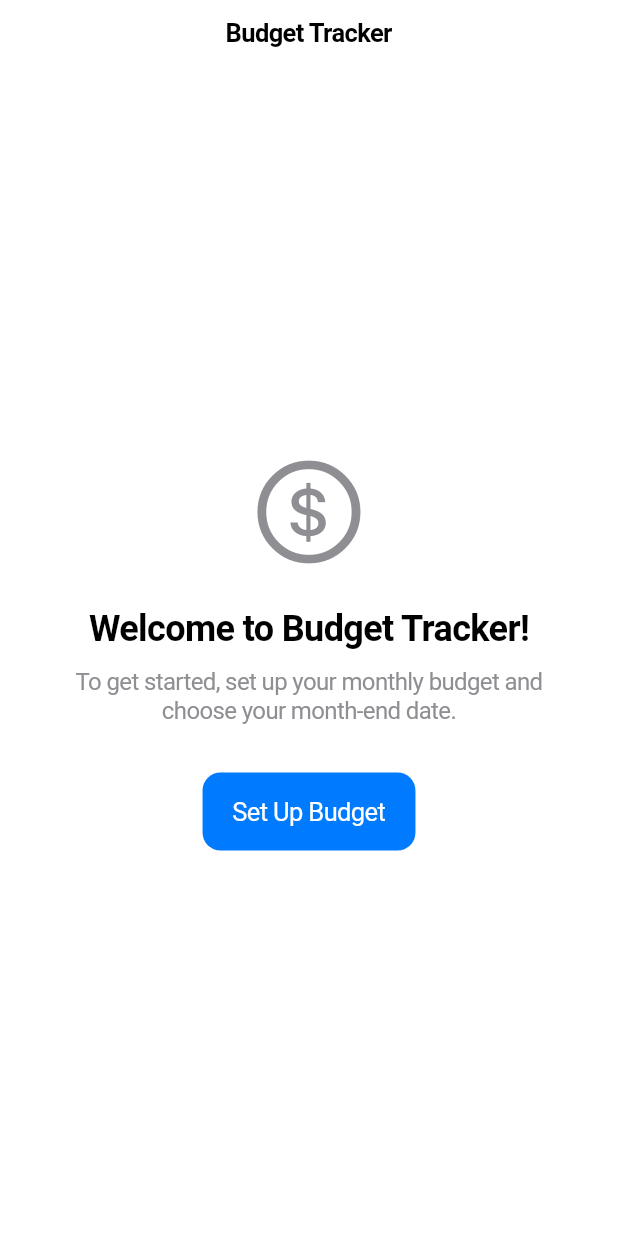
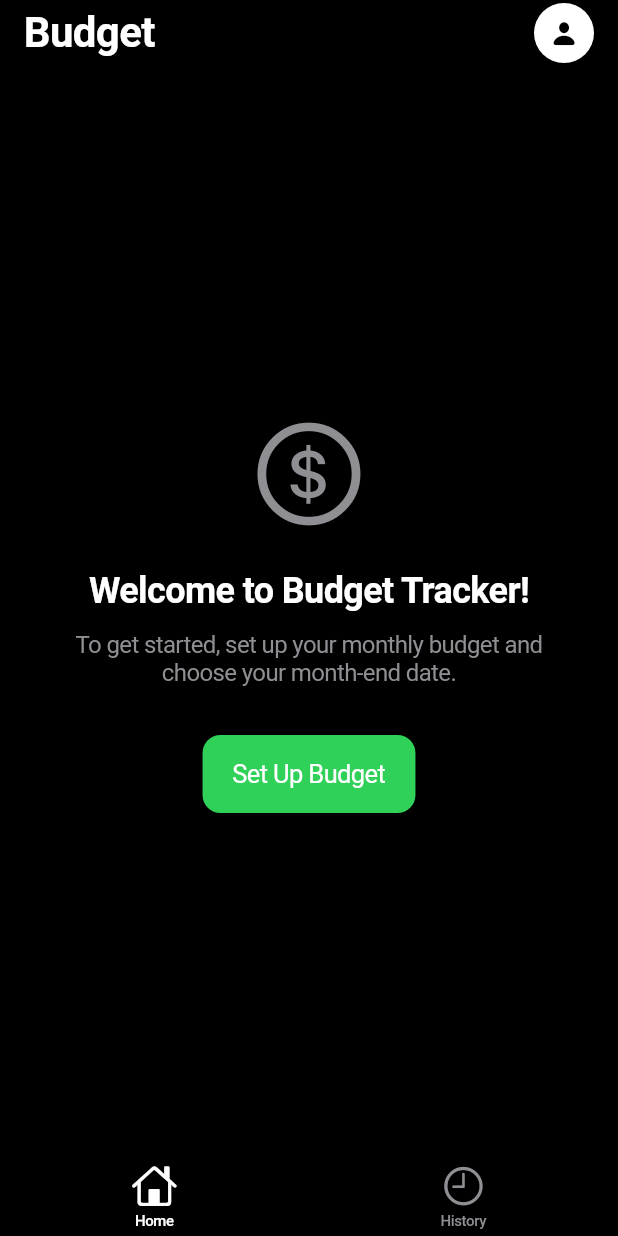
Before and after one commit to KonnoHaruto/ocr_budget_app, a Flutter app: the screen it shows after launch, on a phone screen of 412 x 824 dp. Run offline on Flutter 3.47's test engine with Material 3 defaults, Android fonts, the phone set to English and light mode, and no system bars; our stand-ins replace cloud_firestore, firebase_auth, firebase_core, flutter_riverpod, freezed_annotation, hive_flutter; accounts and stored records are empty.

```diff
--- a/lib/src/app.dart
+++ b/lib/src/app.dart
@@ -1,6 +1,6 @@
 import 'package:flutter/cupertino.dart';
 import 'package:flutter_riverpod/flutter_riverpod.dart';
-import 'features/budget/presentation/screens/home_screen.dart';
+import 'features/budget/presentation/screens/main_tab_screen.dart';
 import 'features/budget/presentation/controllers/category_controller.dart';
 
 class BudgetApp extends ConsumerStatefulWidget {
@@ -30,10 +30,15 @@ class _BudgetAppState extends ConsumerState<BudgetApp> {
     return CupertinoApp(
       title: 'OCR Budget App',
       theme: const CupertinoThemeData(
-        primaryColor: CupertinoColors.systemBlue,
-        brightness: Brightness.light,
+        primaryColor: CupertinoColors.systemGreen,
+        brightness: Brightness.dark,
+        scaffoldBackgroundColor: CupertinoColors.black,
+        barBackgroundColor: CupertinoColors.black,
+        textTheme: CupertinoTextThemeData(
+          primaryColor: CupertinoColors.white,
+        ),
       ),
-      home: const HomeScreen(),
+      home: const MainTabScreen(),
       debugShowCheckedModeBanner: false,
     );
   }
--- a/lib/src/features/budget/presentation/controllers/budget_controller.dart
+++ b/lib/src/features/budget/presentation/controllers/budget_controller.dart
@@ -78,11 +78,19 @@ final budgetControllerProvider = AsyncNotifierProvider<BudgetController, Budget?
 
 // Budget calculation provider
 final budgetCalculationProvider = FutureProvider<BudgetCalculation?>((ref) async {
+  try {
     final budget = await ref.watch(budgetControllerProvider.future);
-  if (budget == null) return null;
+    if (budget == null) {
+      print('DEBUG: Budget is null');
+      return null;
+    }
+
+    print('DEBUG: Budget found - monthlyBudget: ${budget.monthlyBudget}, monthEndDay: ${budget.monthEndDay}');
 
     final transactionRepository = await ref.watch(transactionRepositoryProvider.future);
     final transactions = await transactionRepository.getCurrentMonthTransactions();
+
+    print('DEBUG: Found ${transactions.length} transactions this month');
 
     final now = DateTime.now();
     final monthEndDate = DateTime(now.year, now.month, budget.monthEndDay);
@@ -95,11 +103,21 @@ final budgetCalculationProvider = FutureProvider<BudgetCalculation?>((ref) async
     final remainingBudget = budget.monthlyBudget - monthlySpent;
     final todaySpendable = remainingDays > 0 ? remainingBudget / remainingDays : 0.0;
 
-  return BudgetCalculation(
+    print('DEBUG: monthlySpent: $monthlySpent, remainingDays: $remainingDays, todaySpendable: $todaySpendable');
+
+    final calculation = BudgetCalculation(
       todaySpendable: todaySpendable,
       remainingDays: remainingDays,
       monthlySpent: monthlySpent,
       monthlyBudget: budget.monthlyBudget,
       monthEndDate: adjustedMonthEndDate,
     );
+
+    print('DEBUG: BudgetCalculation created successfully');
+    return calculation;
+  } catch (e, stackTrace) {
+    print('DEBUG: Error in budgetCalculationProvider: $e');
+    print('DEBUG: StackTrace: $stackTrace');
+    return null;
+  }
 });
--- a/lib/src/features/budget/presentation/screens/home_screen.dart
+++ b/lib/src/features/budget/presentation/screens/home_screen.dart
@@ -1,10 +1,9 @@
 import 'package:flutter/cupertino.dart';
 import 'package:flutter_riverpod/flutter_riverpod.dart';
 import '../controllers/budget_controller.dart';
-import '../controllers/transaction_controller.dart';
-import '../widgets/budget_card.dart';
-import '../widgets/quick_add_buttons.dart';
-import '../widgets/recent_transactions.dart';
+import '../widgets/circular_budget_display.dart';
+import '../widgets/dark_budget_card.dart';
+import '../widgets/dark_quick_add_buttons.dart';
 import 'budget_setup_screen.dart';
 
 class HomeScreen extends ConsumerWidget {
@@ -14,12 +13,33 @@ class HomeScreen extends ConsumerWidget {
   Widget build(BuildContext context, WidgetRef ref) {
     final budgetState = ref.watch(budgetControllerProvider);
     final budgetCalculation = ref.watch(budgetCalculationProvider);
-    final transactionsState = ref.watch(currentMonthTransactionsProvider);
 
     return CupertinoPageScaffold(
-      navigationBar: const CupertinoNavigationBar(
-        middle: Text('Budget Tracker'),
-        backgroundColor: CupertinoColors.systemBackground,
+      backgroundColor: CupertinoColors.black,
+      navigationBar: CupertinoNavigationBar(
+        backgroundColor: CupertinoColors.black,
+        border: null,
+        leading: const Text(
+          'Budget',
+          style: TextStyle(
+            fontSize: 28,
+            fontWeight: FontWeight.w700,
+            color: CupertinoColors.white,
+          ),
+        ),
+        trailing: Container(
+          width: 40,
+          height: 40,
+          decoration: const BoxDecoration(
+            color: CupertinoColors.white,
+            shape: BoxShape.circle,
+          ),
+          child: const Icon(
+            CupertinoIcons.person_fill,
+            color: CupertinoColors.black,
+            size: 20,
+          ),
+        ),
       ),
       child: SafeArea(
         child: budgetState.when(
@@ -29,50 +49,73 @@ class HomeScreen extends ConsumerWidget {
             }
 
             return SingleChildScrollView(
-              padding: const EdgeInsets.all(16),
+              padding: const EdgeInsets.symmetric(horizontal: 20),
               child: Column(
-                crossAxisAlignment: CrossAxisAlignment.start,
                 children: [
-                  // Budget overview card
+                  const SizedBox(height: 40),
+
+                  // Circular budget display
+                  budgetCalculation.when(
+                    data: (calculation) => CircularBudgetDisplay(
+                      calculation: calculation,
+                    ),
+                    loading: () => const CupertinoActivityIndicator(
+                      color: CupertinoColors.white,
+                    ),
+                    error: (error, stack) => const CircularBudgetDisplay(
+                      calculation: null,
+                    ),
+                  ),
+
+                  const SizedBox(height: 40),
+
+                  // Monthly overview card
                   budgetCalculation.when(
                     data: (calculation) => calculation != null
-                        ? BudgetCard(calculation: calculation)
+                        ? DarkBudgetCard(calculation: calculation)
                         : const SizedBox.shrink(),
-                    loading: () => const CupertinoActivityIndicator(),
-                    error: (error, stack) => Text('Error: $error'),
+                    loading: () => const CupertinoActivityIndicator(
+                      color: CupertinoColors.white,
+                    ),
+                    error: (error, stack) {
+                      print('DEBUG: Error in budgetCalculation: $error');
+                      return Container(
+                        padding: const EdgeInsets.all(20),
+                        decoration: BoxDecoration(
+                          color: const Color(0xFF1C1C1E),
+                          borderRadius: BorderRadius.circular(16),
+                        ),
+                        child: Center(
+                          child: Text(
+                            'エラーが発生しました: $error',
+                            style: const TextStyle(
+                              color: CupertinoColors.systemRed,
+                              fontSize: 16,
+                            ),
+                          ),
+                        ),
+                      );
+                    },
                   ),
 
-                  const SizedBox(height: 24),
+                  const SizedBox(height: 40),
 
                   // Quick add buttons
-                  const QuickAddButtons(),
+                  const DarkQuickAddButtons(),
 
-                  const SizedBox(height: 24),
-
-                  // Recent transactions
-                  const Text(
-                    'Recent Transactions',
-                    style: TextStyle(
-                      fontSize: 20,
-                      fontWeight: FontWeight.w600,
-                    ),
-                  ),
-                  const SizedBox(height: 12),
-
-                  transactionsState.when(
-                    data: (transactions) => RecentTransactions(
-                      transactions: transactions.take(5).toList(),
-                    ),
-                    loading: () => const CupertinoActivityIndicator(),
-                    error: (error, stack) => Text('Error loading transactions: $error'),
-                  ),
+                  const SizedBox(height: 40),
                 ],
               ),
             );
           },
-          loading: () => const Center(child: CupertinoActivityIndicator()),
+          loading: () => const Center(
+            child: CupertinoActivityIndicator(color: CupertinoColors.white),
+          ),
           error: (error, stack) => Center(
-            child: Text('Error: $error'),
+            child: Text(
+              'Error: $error',
+              style: const TextStyle(color: CupertinoColors.systemRed),
+            ),
           ),
         ),
       ),
@@ -102,6 +145,7 @@ class _NoBudgetSetup extends ConsumerWidget {
               style: TextStyle(
                 fontSize: 24,
                 fontWeight: FontWeight.w600,
+                color: CupertinoColors.white,
               ),
               textAlign: TextAlign.center,
             ),
--- /dev/null
+++ b/lib/src/features/budget/presentation/screens/main_tab_screen.dart
@@ -0,0 +1,39 @@
+import 'package:flutter/cupertino.dart';
+import 'home_screen.dart';
+import 'history_screen.dart';
+
+class MainTabScreen extends StatelessWidget {
+  const MainTabScreen({super.key});
+
+  @override
+  Widget build(BuildContext context) {
+    return CupertinoTabScaffold(
+      backgroundColor: CupertinoColors.black,
+      tabBar: CupertinoTabBar(
+        backgroundColor: CupertinoColors.black,
+        activeColor: CupertinoColors.white,
+        inactiveColor: CupertinoColors.systemGrey,
+        items: const [
+          BottomNavigationBarItem(
+            icon: Icon(CupertinoIcons.house),
+            label: 'Home',
+          ),
+          BottomNavigationBarItem(
+            icon: Icon(CupertinoIcons.clock),
+            label: 'History',
+          ),
+        ],
+      ),
+      tabBuilder: (context, index) {
+        switch (index) {
+          case 0:
+            return const HomeScreen();
+          case 1:
+            return const HistoryScreen();
+          default:
+            return const HomeScreen();
+        }
+      },
+    );
+  }
+}
--- a/lib/src/features/budget/presentation/widgets/recent_transactions.dart
+++ b/lib/src/features/budget/presentation/widgets/recent_transactions.dart
@@ -16,7 +16,7 @@ class RecentTransactions extends StatelessWidget {
       return Container(
         padding: const EdgeInsets.all(32),
         decoration: BoxDecoration(
-          color: CupertinoColors.systemGrey6,
+          color: const Color(0xFF1C1C1E),
           borderRadius: BorderRadius.circular(12),
         ),
         child: const Center(
@@ -114,6 +114,7 @@ class _TransactionTile extends StatelessWidget {
                   style: const TextStyle(
                     fontSize: 16,
                     fontWeight: FontWeight.w600,
+                    color: CupertinoColors.white,
                   ),
                   maxLines: 1,
                   overflow: TextOverflow.ellipsis,
```
Also changed, not shown: lib/src/features/budget/data/repositories/transaction_repository_impl.dart (+14 -4 lines), lib/src/features/budget/presentation/screens/history_screen.dart (added, +63 -0 lines), lib/src/features/budget/presentation/widgets/circular_budget_display.dart (added, +150 -0 lines), lib/src/features/budget/presentation/widgets/dark_budget_card.dart (added, +105 -0 lines), lib/src/features/budget/presentation/widgets/dark_quick_add_buttons.dart (added, +73 -0 lines). Lines whose indentation alone changed are shown as unchanged.
